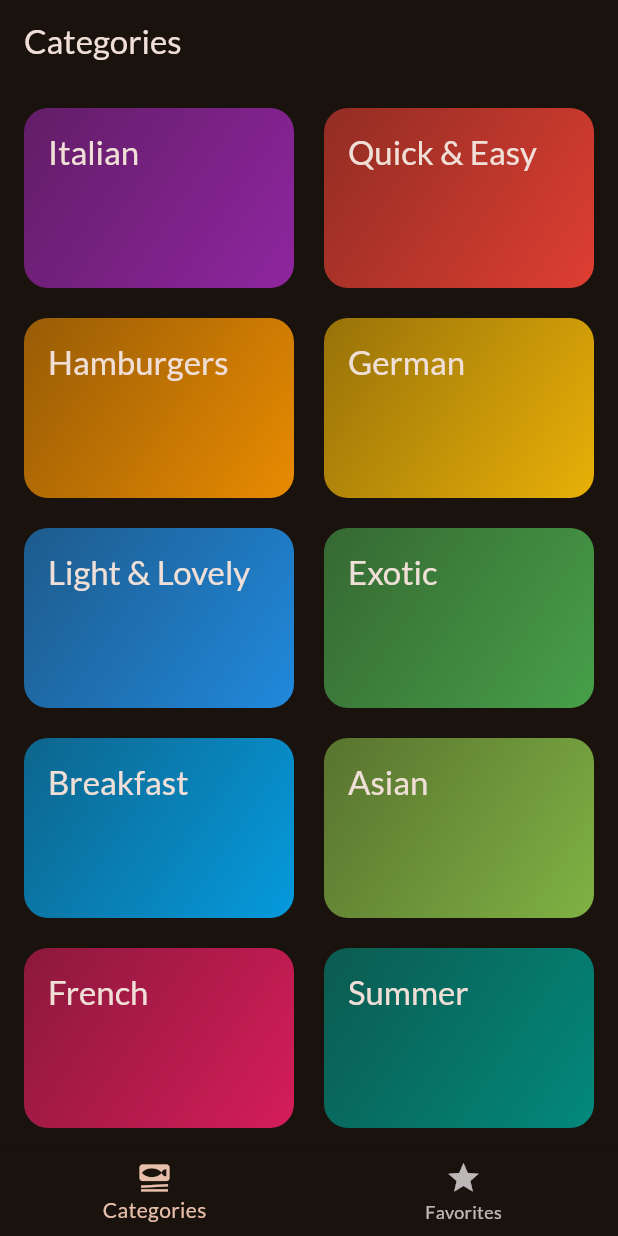
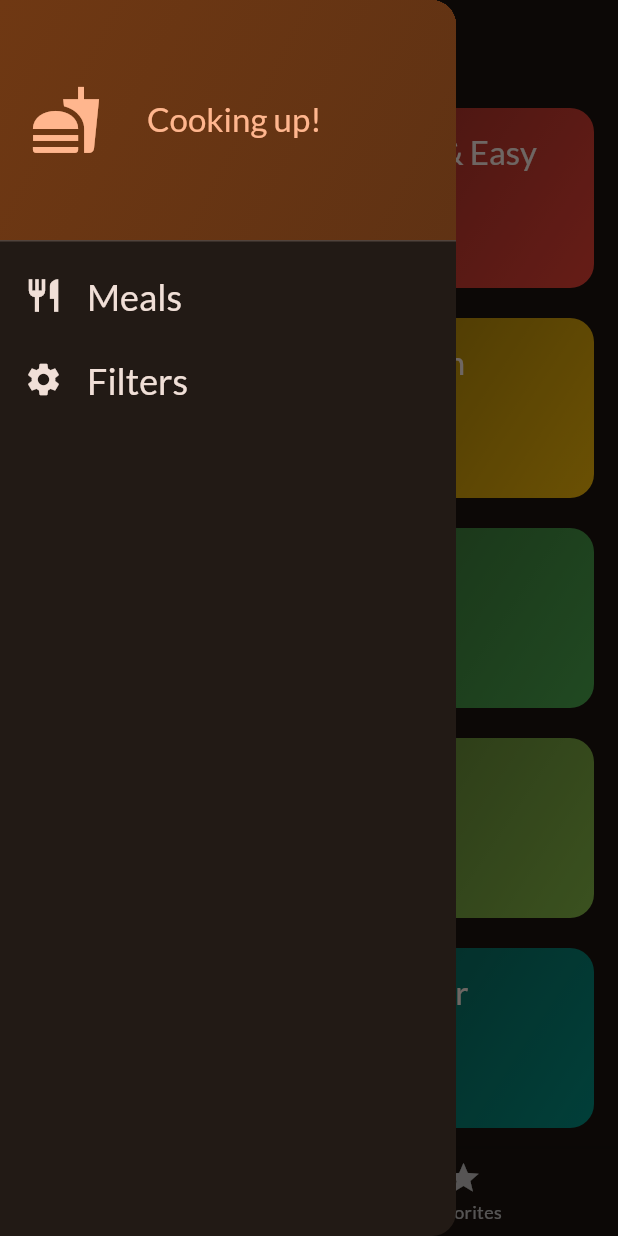
Before and after one commit to Vivekrk123/meals_app, a Flutter app: the screen it shows after launch, with the side drawer open (before the commit the screen has no drawer), on a phone screen of 412 x 824 dp. Run offline on Flutter 3.47's test engine with Material 2 defaults, Android fonts, the phone set to English and light mode, and no system bars; our stand-ins replace google_fonts, transparent_image.

Commit message:
Added filters screen

```diff
--- a/lib/screens/categories_screen.dart
+++ b/lib/screens/categories_screen.dart
@@ -1,11 +1,14 @@
 import 'package:flutter/material.dart';
 import 'package:meals_app/data/dummy_data.dart';
 import 'package:meals_app/models/categories.dart';
+import 'package:meals_app/models/meal.dart';
 import 'package:meals_app/screens/meals.dart';
 import 'package:meals_app/widgets/category_grid_item.dart';
 
 class CategoriesScreen extends StatelessWidget {
-  const CategoriesScreen({super.key});
+  const CategoriesScreen({super.key, required this.onToggleFavorite});
+
+  final void Function(Meal meal) onToggleFavorite;
 
   void _selectCategory(BuildContext context, Category category) {
     final filteredMeals = dummyMeals
@@ -17,6 +20,7 @@ class CategoriesScreen extends StatelessWidget {
         builder: (ctx) => MealsScreen(
           title: category.title,
           meals: filteredMeals,
+          onToggleFavorite: onToggleFavorite,
         ),
       ),
     );
--- a/lib/screens/meals.dart
+++ b/lib/screens/meals.dart
@@ -9,16 +9,19 @@ class MealsScreen extends StatelessWidget {
     super.key,
     this.title,
     required this.meals,
+    required this.onToggleFavorite,
   });
 
   final String? title;
   final List<Meal> meals;
+  final void Function(Meal meal) onToggleFavorite;
 
   void selectMeal(BuildContext context, Meal meal) {
     Navigator.of(context).push(
       MaterialPageRoute(
         builder: (ctx) => MealDetails(
           meal: meal,
+          onToggleFavorite: onToggleFavorite,
         ),
       ),
     );
--- a/lib/screens/tabs.dart
+++ b/lib/screens/tabs.dart
@@ -1,6 +1,9 @@
 import 'package:flutter/material.dart';
+import 'package:meals_app/models/meal.dart';
 import 'package:meals_app/screens/categories_screen.dart';
+import 'package:meals_app/screens/filters.dart';
 import 'package:meals_app/screens/meals.dart';
+import 'package:meals_app/widgets/main_drawer.dart';
 
 class TabsScreen extends StatefulWidget {
   const TabsScreen({super.key});
@@ -13,6 +16,29 @@ class TabsScreen extends StatefulWidget {
 
 class _TabsScreenState extends State<TabsScreen> {
   int _selectPageIndex = 0;
+  final List<Meal> _favoriteMeals = [];
+
+  void _showInfoMessage(String message) {
+    ScaffoldMessenger.of(context).clearSnackBars();
+    ScaffoldMessenger.of(context)
+        .showSnackBar(SnackBar(content: Text(message)));
+  }
+
+  void _toggleMealFavoriteStatus(Meal meal) {
+    final isExisting = _favoriteMeals.contains(meal);
+
+    if (isExisting) {
+      setState(() {
+        _favoriteMeals.remove(meal);
+      });
+      _showInfoMessage("Meal is no longer favorite");
+    } else {
+      setState(() {
+        _favoriteMeals.add(meal);
+        _showInfoMessage("Marked as favorite!");
+      });
+    }
+  }
 
   void _selectPage(int index) {
     setState(() {
@@ -20,18 +46,38 @@ class _TabsScreenState extends State<TabsScreen> {
     });
   }
 
+  void _setScreen(String identifier) {
+    if (identifier == 'filters') {
+      Navigator.of(context).pop();
+      Navigator.of(context).push(
+        MaterialPageRoute(
+          builder: (ctx) => const FiltersScreen(),
+        ),
+      );
+    } else {
+      Navigator.of(context).pop();
+    }
+  }
+
   @override
   Widget build(BuildContext context) {
-    Widget activePage = const CategoriesScreen();
+    Widget activePage = CategoriesScreen(
+      onToggleFavorite: _toggleMealFavoriteStatus,
+    );
     var activePageTitle = 'Categories';
     if (_selectPageIndex == 1) {
-      activePage = const MealsScreen(meals: []);
+      activePage = MealsScreen(
+        meals: _favoriteMeals,
+        onToggleFavorite: _toggleMealFavoriteStatus,
+      );
       activePageTitle = 'Your favorites';
     }
-
     return Scaffold(
       appBar: AppBar(
         title: Text(activePageTitle),
+      ),
+      drawer: MainDrawer(
+        onSelectScreen: _setScreen,
       ),
       body: activePage,
       bottomNavigationBar: BottomNavigationBar(
--- /dev/null
+++ b/lib/widgets/main_drawer.dart
@@ -0,0 +1,78 @@
+import 'package:flutter/material.dart';
+
+class MainDrawer extends StatelessWidget {
+  const MainDrawer({super.key, required this.onSelectScreen});
+
+  final void Function(String identifier) onSelectScreen;
+
+  @override
+  Widget build(BuildContext context) {
+    return Drawer(
+      child: Column(children: [
+        DrawerHeader(
+          padding: const EdgeInsets.all(20),
+          decoration: BoxDecoration(
+            gradient: LinearGradient(
+              colors: [
+                Theme.of(context).colorScheme.primaryContainer,
+                Theme.of(context).colorScheme.primaryContainer.withOpacity(0.8),
+              ],
+              begin: Alignment.topLeft,
+              end: Alignment.bottomRight,
+            ),
+          ),
+          child: Row(children: [
+            Icon(
+              Icons.fastfood,
+              size: 48,
+              color: Theme.of(context).colorScheme.primary,
+            ),
+            const SizedBox(
+              width: 30,
+            ),
+            Text(
+              'Cooking up!',
+              style: Theme.of(context).textTheme.titleLarge!.copyWith(
+                    color: Theme.of(context).colorScheme.primary,
+                  ),
+            ),
+          ]),
+        ),
+        ListTile(
+          leading: Icon(
+            Icons.restaurant,
+            size: 26,
+            color: Theme.of(context).colorScheme.onBackground,
+          ),
+          title: Text(
+            'Meals',
+            style: Theme.of(context).textTheme.titleLarge!.copyWith(
+                  color: Theme.of(context).colorScheme.onBackground,
+                  fontSize: 24,
+                ),
+          ),
+          onTap: () {
+            onSelectScreen('meals');
+          },
+        ),
+        ListTile(
+          leading: Icon(
+            Icons.settings,
+            size: 26,
+            color: Theme.of(context).colorScheme.onBackground,
+          ),
+          title: Text(
+            'Filters',
+            style: Theme.of(context).textTheme.titleLarge!.copyWith(
+                  color: Theme.of(context).colorScheme.onBackground,
+                  fontSize: 24,
+                ),
+          ),
+          onTap: () {
+            onSelectScreen('filters');
+          },
+        ),
+      ]),
+    );
+  }
+}
--- a/lib/widgets/meal_item.dart
+++ b/lib/widgets/meal_item.dart
@@ -1,6 +1,5 @@
 import 'package:flutter/material.dart';
 import 'package:meals_app/models/meal.dart';
-import 'package:meals_app/screens/meal_details.dart';
 import 'package:meals_app/widgets/meal_item_trait.dart';
 import 'package:transparent_image/transparent_image.dart';
 
--- a/lib/widgets/meal_item_trait.dart
+++ b/lib/widgets/meal_item_trait.dart
@@ -1,5 +1,4 @@
 import 'package:flutter/material.dart';
-import 'package:meals_app/widgets/meal_item.dart';
 
 class MealItemTrait extends StatelessWidget {
   const MealItemTrait({
```
Also changed, not shown: lib/screens/filters.dart (added, +51 -0 lines), lib/screens/meal_details.dart (+10 -0 lines).
